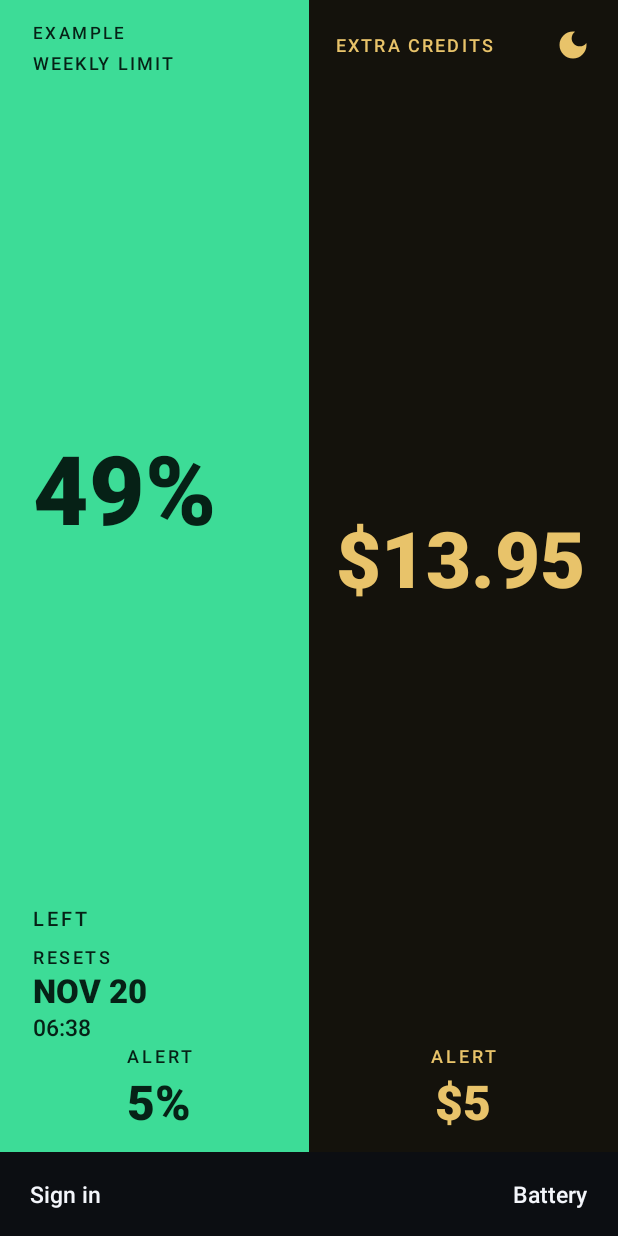
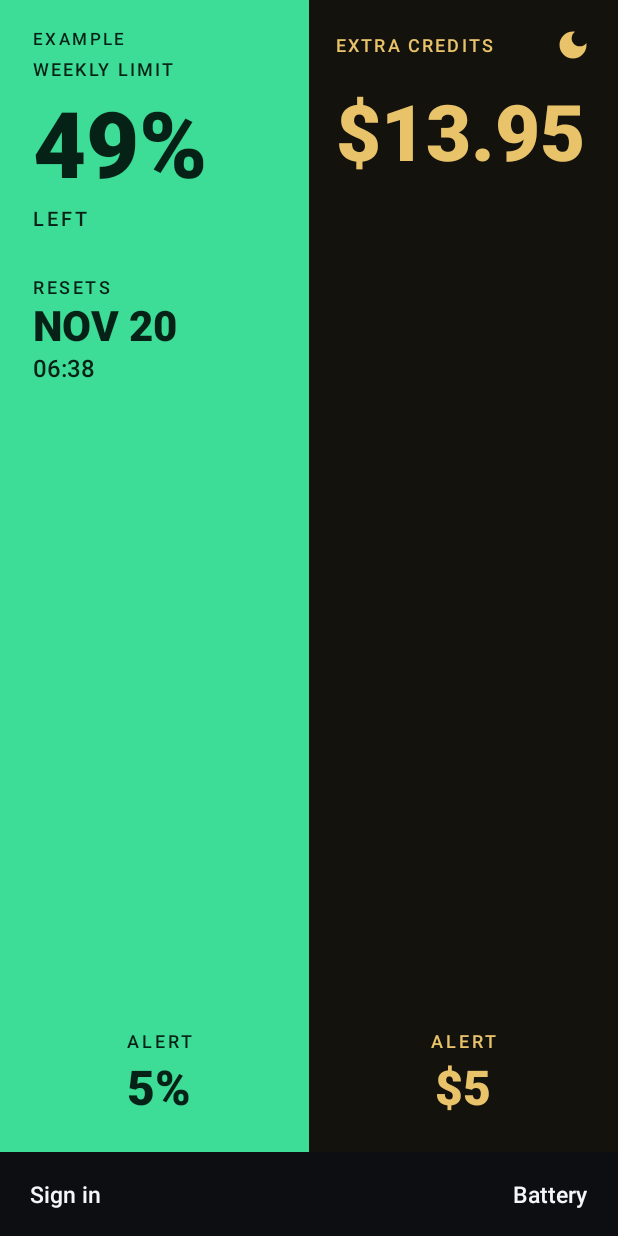
Before and after one commit to W1neSkin/cursor-limits, an Android app: the screen it shows after launch (MainActivity), on a phone screen of 412 x 824 dp. Run offline under Robolectric (Android 15) with nearby library versions, the phone set to English and light mode, and no system bars.

Commit message:
Restore the portrait screen layout.
The alert pin pushed the big percent into the middle of the column. The poster is back to the number under the title and the alert at the bottom.

Co-authored-by: dimala78 <dimala78@gmail.com>

```diff
--- a/app/build.gradle.kts
+++ b/app/build.gradle.kts
@@ -26,8 +26,8 @@ android {
         applicationId = "app.cursorlimit"
         minSdk = 26
         targetSdk = 35
-        versionCode = 19
-        versionName = "2.4"
+        versionCode = 20
+        versionName = "2.5"
     }
 
     // The keystore and its password stay out of git. An update can replace
--- a/app/src/main/res/layout/activity_main.xml
+++ b/app/src/main/res/layout/activity_main.xml
@@ -2,7 +2,6 @@
 <!--
     Version 2 poster. Left half is the weekly limit. Right half is extra credits.
     The alert number stays in a fixed slot between minus and plus.
-    The alert is pinned to the bottom so a short landscape row cannot clip it.
 -->
 <LinearLayout xmlns:android="http://schemas.android.com/apk/res/android"
     android:layout_width="match_parent"
@@ -21,25 +20,102 @@
     <LinearLayout
         android:layout_width="match_parent"
         android:layout_height="match_parent"
-            android:baselineAligned="false"
         android:orientation="horizontal">
 
-            <RelativeLayout
+        <LinearLayout
             android:layout_width="0dp"
             android:layout_height="match_parent"
             android:layout_weight="1"
             android:background="@color/split_mint"
+            android:orientation="vertical"
             android:paddingStart="22dp"
-                android:paddingTop="14dp"
+            android:paddingTop="18dp"
             android:paddingEnd="16dp"
-                android:paddingBottom="8dp">
+            android:paddingBottom="18dp">
 
-                <LinearLayout
-                    android:id="@+id/percent_alert"
+            <TextView
+                android:id="@+id/example_label"
+                android:layout_width="wrap_content"
+                android:layout_height="wrap_content"
+                android:fontFamily="sans-serif-medium"
+                android:letterSpacing="0.14"
+                android:text="@string/example_mark"
+                android:textAllCaps="true"
+                android:textColor="@color/split_ink"
+                android:textSize="11sp"
+                android:visibility="gone" />
+
+            <TextView
+                android:layout_width="wrap_content"
+                android:layout_height="wrap_content"
+                android:layout_marginTop="4dp"
+                android:fontFamily="sans-serif-medium"
+                android:letterSpacing="0.12"
+                android:text="@string/weekly_kicker"
+                android:textAllCaps="true"
+                android:textColor="@color/split_ink"
+                android:textSize="12sp" />
+
+            <TextView
+                android:id="@+id/hero_percent"
+                android:layout_width="match_parent"
+                android:layout_height="72dp"
+                android:layout_marginTop="8dp"
+                android:autoSizeMaxTextSize="64sp"
+                android:autoSizeMinTextSize="28sp"
+                android:autoSizeStepGranularity="1sp"
+                android:autoSizeTextType="uniform"
+                android:contentDescription="@string/refresh_numbers"
+                android:fontFamily="sans-serif-black"
+                android:gravity="center_vertical"
+                android:includeFontPadding="false"
+                android:maxLines="1"
+                android:textColor="@color/split_ink" />
+
+            <TextView
+                android:layout_width="wrap_content"
+                android:layout_height="wrap_content"
+                android:layout_marginTop="2dp"
+                android:fontFamily="sans-serif-medium"
+                android:letterSpacing="0.14"
+                android:text="@string/left_word"
+                android:textAllCaps="true"
+                android:textColor="@color/split_ink"
+                android:textSize="13sp" />
+
+            <TextView
+                android:layout_width="wrap_content"
+                android:layout_height="wrap_content"
+                android:layout_marginTop="28dp"
+                android:fontFamily="sans-serif-medium"
+                android:letterSpacing="0.14"
+                android:text="@string/resets_word"
+                android:textAllCaps="true"
+                android:textColor="@color/split_ink"
+                android:textSize="12sp" />
+
+            <TextView
+                android:id="@+id/reset_day"
                 android:layout_width="match_parent"
                 android:layout_height="wrap_content"
-                    android:layout_alignParentBottom="true"
-                    android:orientation="vertical">
+                android:layout_marginTop="2dp"
+                android:fontFamily="sans-serif-black"
+                android:includeFontPadding="false"
+                android:textColor="@color/split_ink"
+                android:textSize="28sp" />
+
+            <TextView
+                android:id="@+id/reset_time"
+                android:layout_width="match_parent"
+                android:layout_height="wrap_content"
+                android:fontFamily="sans-serif-medium"
+                android:textColor="@color/split_ink"
+                android:textSize="16sp" />
+
+            <Space
+                android:layout_width="match_parent"
+                android:layout_height="0dp"
+                android:layout_weight="1" />
 
             <TextView
                 android:layout_width="match_parent"
@@ -100,116 +176,69 @@
         </LinearLayout>
 
         <LinearLayout
+            android:layout_width="0dp"
+            android:layout_height="match_parent"
+            android:layout_weight="1"
+            android:background="@color/split_night"
+            android:orientation="vertical"
+            android:paddingStart="18dp"
+            android:paddingTop="10dp"
+            android:paddingEnd="10dp"
+            android:paddingBottom="18dp">
+
+            <LinearLayout
                 android:layout_width="match_parent"
-                    android:layout_height="0dp"
-                    android:layout_above="@id/percent_alert"
-                    android:layout_alignParentTop="true"
-                    android:orientation="vertical">
+                android:layout_height="wrap_content"
+                android:gravity="center_vertical"
+                android:orientation="horizontal">
 
                 <TextView
-                        android:id="@+id/example_label"
-                        android:layout_width="wrap_content"
+                    android:layout_width="0dp"
                     android:layout_height="wrap_content"
+                    android:layout_weight="1"
                     android:fontFamily="sans-serif-medium"
-                        android:letterSpacing="0.14"
-                        android:text="@string/example_mark"
+                    android:letterSpacing="0.12"
+                    android:text="@string/extra_kicker"
                     android:textAllCaps="true"
-                        android:textColor="@color/split_ink"
-                        android:textSize="11sp"
-                        android:visibility="gone" />
+                    android:textColor="@color/split_gold"
+                    android:textSize="12sp" />
+
+                <ImageButton
+                    android:id="@+id/theme_button"
+                    android:layout_width="40dp"
+                    android:layout_height="40dp"
+                    android:background="@android:color/transparent"
+                    android:contentDescription="@string/theme_button"
+                    android:padding="8dp"
+                    android:scaleType="centerInside"
+                    android:src="@drawable/ic_moon" />
+            </LinearLayout>
 
             <TextView
-                        android:layout_width="wrap_content"
-                        android:layout_height="wrap_content"
+                android:id="@+id/hero_credits"
+                android:layout_width="match_parent"
+                android:layout_height="72dp"
                 android:layout_marginTop="4dp"
-                        android:fontFamily="sans-serif-medium"
-                        android:letterSpacing="0.12"
-                        android:text="@string/weekly_kicker"
-                        android:textAllCaps="true"
-                        android:textColor="@color/split_ink"
-                        android:textSize="12sp" />
-
-                    <!-- Weight lets this number shrink in landscape instead of pushing the alert off. -->
-                    <TextView
-                        android:id="@+id/hero_percent"
-                        android:layout_width="match_parent"
-                        android:layout_height="0dp"
-                        android:layout_marginTop="4dp"
-                        android:layout_weight="1"
-                        android:autoSizeMaxTextSize="64sp"
+                android:layout_marginEnd="8dp"
+                android:autoSizeMaxTextSize="52sp"
                 android:autoSizeMinTextSize="22sp"
                 android:autoSizeStepGranularity="1sp"
                 android:autoSizeTextType="uniform"
-                        android:contentDescription="@string/refresh_numbers"
                 android:fontFamily="sans-serif-black"
                 android:gravity="center_vertical"
                 android:includeFontPadding="false"
                 android:maxLines="1"
-                        android:minHeight="36dp"
-                        android:textColor="@color/split_ink" />
+                android:textColor="@color/split_gold" />
 
-                    <TextView
-                        android:layout_width="wrap_content"
-                        android:layout_height="wrap_content"
-                        android:fontFamily="sans-serif-medium"
-                        android:letterSpacing="0.14"
-                        android:text="@string/left_word"
-                        android:textAllCaps="true"
-                        android:textColor="@color/split_ink"
-                        android:textSize="13sp" />
-
-                    <TextView
-                        android:layout_width="wrap_content"
-                        android:layout_height="wrap_content"
-                        android:layout_marginTop="8dp"
-                        android:fontFamily="sans-serif-medium"
-                        android:letterSpacing="0.14"
-                        android:text="@string/resets_word"
-                        android:textAllCaps="true"
-                        android:textColor="@color/split_ink"
-                        android:textSize="12sp" />
-
-                    <TextView
-                        android:id="@+id/reset_day"
+            <Space
                 android:layout_width="match_parent"
-                        android:layout_height="wrap_content"
-                        android:layout_marginTop="2dp"
-                        android:fontFamily="sans-serif-black"
-                        android:includeFontPadding="false"
-                        android:textColor="@color/split_ink"
-                        android:textSize="22sp" />
-
-                    <TextView
-                        android:id="@+id/reset_time"
-                        android:layout_width="match_parent"
-                        android:layout_height="wrap_content"
-                        android:fontFamily="sans-serif-medium"
-                        android:textColor="@color/split_ink"
-                        android:textSize="15sp" />
-                </LinearLayout>
-            </RelativeLayout>
-
-            <RelativeLayout
-                android:layout_width="0dp"
-                android:layout_height="match_parent"
-                android:layout_weight="1"
-                android:background="@color/split_night"
-                android:paddingStart="18dp"
-                android:paddingTop="10dp"
-                android:paddingEnd="10dp"
-                android:paddingBottom="8dp">
-
-                <LinearLayout
-                    android:id="@+id/dollar_alert"
-                    android:layout_width="match_parent"
-                    android:layout_height="wrap_content"
-                    android:layout_alignParentBottom="true"
-                    android:layout_marginEnd="8dp"
-                    android:orientation="vertical">
+                android:layout_height="0dp"
+                android:layout_weight="1" />
 
             <TextView
                 android:layout_width="match_parent"
                 android:layout_height="wrap_content"
+                android:layout_marginEnd="8dp"
                 android:fontFamily="sans-serif-medium"
                 android:gravity="center"
                 android:letterSpacing="0.16"
@@ -221,6 +250,7 @@
             <LinearLayout
                 android:layout_width="match_parent"
                 android:layout_height="wrap_content"
+                android:layout_marginEnd="8dp"
                 android:gravity="center_vertical"
                 android:orientation="horizontal">
 
@@ -264,62 +294,8 @@
                     android:visibility="invisible" />
             </LinearLayout>
         </LinearLayout>
-
-                <LinearLayout
-                    android:layout_width="match_parent"
-                    android:layout_height="0dp"
-                    android:layout_above="@id/dollar_alert"
-                    android:layout_alignParentTop="true"
-                    android:orientation="vertical">
-
-                    <LinearLayout
-                        android:layout_width="match_parent"
-                        android:layout_height="wrap_content"
-                        android:gravity="center_vertical"
-                        android:orientation="horizontal">
-
-                        <TextView
-                            android:layout_width="0dp"
-                            android:layout_height="wrap_content"
-                            android:layout_weight="1"
-                            android:fontFamily="sans-serif-medium"
-                            android:letterSpacing="0.12"
-                            android:text="@string/extra_kicker"
-                            android:textAllCaps="true"
-                            android:textColor="@color/split_gold"
-                            android:textSize="12sp" />
-
-                        <ImageButton
-                            android:id="@+id/theme_button"
-                            android:layout_width="40dp"
-                            android:layout_height="40dp"
-                            android:background="@android:color/transparent"
-                            android:contentDescription="@string/theme_button"
-                            android:padding="8dp"
-                            android:scaleType="centerInside"
-                            android:src="@drawable/ic_moon" />
     </LinearLayout>
 
-                    <TextView
-                        android:id="@+id/hero_credits"
-                        android:layout_width="match_parent"
-                        android:layout_height="0dp"
-                        android:layout_marginTop="4dp"
-                        android:layout_marginEnd="8dp"
-                        android:layout_weight="1"
-                        android:autoSizeMaxTextSize="52sp"
-                        android:autoSizeMinTextSize="20sp"
-                        android:autoSizeStepGranularity="1sp"
-                        android:autoSizeTextType="uniform"
-                        android:fontFamily="sans-serif-black"
-                        android:gravity="center_vertical"
-                        android:includeFontPadding="false"
-                        android:maxLines="1"
-                        android:minHeight="36dp"
-                        android:textColor="@color/split_gold" />
-                </LinearLayout>
-            </RelativeLayout>
-        </LinearLayout>
     </androidx.swiperefreshlayout.widget.SwipeRefreshLayout>
 
     <LinearLayout
```
Also changed, not shown: 3 other files. Lines whose indentation alone changed are shown as unchanged.
